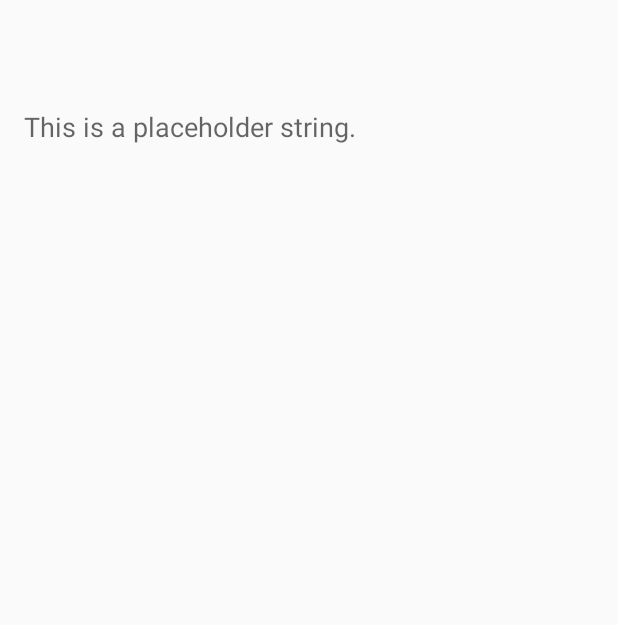
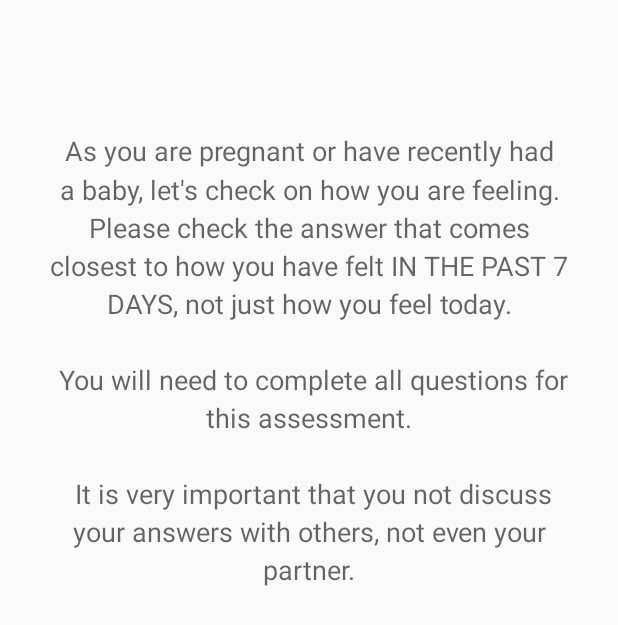
Before and after one commit to jestacio/baby-blues-monitor-android, an Android app: the EPDSInstructionsPageFragment screen opened directly, with no data from a screen before it, on a phone screen of 412 x 824 dp. Shown: the top 625 px of the screen. Run offline under Robolectric (Android 15) with nearby library versions, the phone set to English and light mode, and no system bars.

Commit message:
3 implemented page fragment for instructions and example question

```diff
--- a/app/src/main/AndroidManifest.xml
+++ b/app/src/main/AndroidManifest.xml
@@ -20,7 +20,7 @@
         </activity>
         <activity
             android:name=".ui.assess.EPDSAssessmentActivity"
-            android:label="@string/edps_assessment_name">
+            android:label="@string/epds_assessment_name">
         </activity>
     </application>
 
--- a/app/src/main/java/com/sugarpie/babyblues/logic/assess/EPDSPagerAdapter.kt
+++ b/app/src/main/java/com/sugarpie/babyblues/logic/assess/EPDSPagerAdapter.kt
@@ -4,7 +4,10 @@ import androidx.fragment.app.Fragment
 import androidx.fragment.app.FragmentActivity
 import androidx.viewpager2.adapter.FragmentStateAdapter
 import com.sugarpie.babyblues.Log
-import com.sugarpie.babyblues.ui.assess.ScreenSlidePageFragment
+import com.sugarpie.babyblues.ui.assess.EPDSExampleResponsePageFragment
+import com.sugarpie.babyblues.ui.assess.EPDSInstructionsPageFragment
+import com.sugarpie.babyblues.ui.assess.EPDSQuestionPageFragment
+import com.sugarpie.babyblues.ui.assess.EPDSSubmitPageFragment
 
 /**
  * Pager adapter that represents the questionnaire for the Edinburgh postnatal depression scale
@@ -17,17 +20,25 @@ class EPDSPagerAdapter(fa: FragmentActivity) : FragmentStateAdapter(fa) {
         Log.d(TAG, "createFragment at position $position")
 
         // 0: Instructions
-        // 1-10: Questions
-        // 11: Submit
+        // 1: Example Response
+        // 2-11: Questions
+        // 12: Submit
         return when (position) {
-            0 -> ScreenSlidePageFragment() // todo implement different fragment for this
-            11 -> ScreenSlidePageFragment() // todo implement different fragment for this
-            else -> ScreenSlidePageFragment()
+            0 -> EPDSInstructionsPageFragment()
+            1 -> EPDSExampleResponsePageFragment()
+            11 -> EPDSSubmitPageFragment()
+            else -> EPDSQuestionPageFragment(position) // 10 questions
         }
     }
 
     companion object {
         const val TAG = "EPDSPagerAdapter"
-        const val NUM_PAGES = 11
+        const val NUM_PAGES = 13
+
+        /**
+         * Number of pages before the first question. Used to shift position for indexing questions
+         * in the EPDSQuestionPageFragment class.
+         */
+        const val OFFSET_QUESTIONS = 2
     }
 }
--- a/app/src/main/java/com/sugarpie/babyblues/ui/assess/ScreenSlidePageFragment.kt
+++ b/app/src/main/java/com/sugarpie/babyblues/ui/assess/EPDSInstructionsPageFragment.kt
@@ -7,11 +7,11 @@ import android.view.ViewGroup
 import androidx.fragment.app.Fragment
 import com.sugarpie.babyblues.R
 
-class ScreenSlidePageFragment : Fragment() {
+class EPDSInstructionsPageFragment : Fragment() {
 
     override fun onCreateView(
         inflater: LayoutInflater,
         container: ViewGroup?,
         savedInstanceState: Bundle?
-    ): View = inflater.inflate(R.layout.fragment_screen_slide_page, container, false)
+    ): View = inflater.inflate(R.layout.fragment_edps_instructions_page, container, false)
 }
--- /dev/null
+++ b/app/src/main/res/layout/fragment_edps_instructions_page.xml
@@ -0,0 +1,19 @@
+<!-- fragment_edps_question_pagee.xml -->
+<ScrollView xmlns:android="http://schemas.android.com/apk/res/android"
+    android:id="@+id/content"
+    android:layout_width="match_parent"
+    android:layout_height="match_parent" >
+
+    <TextView
+        style="?android:textAppearanceMedium"
+        android:layout_width="match_parent"
+        android:layout_height="wrap_content"
+        android:layout_marginStart="@dimen/activity_horizontal_margin"
+        android:layout_marginTop="@dimen/activity_vertical_margin"
+        android:layout_marginEnd="@dimen/activity_horizontal_margin"
+        android:layout_marginBottom="@dimen/activity_vertical_margin"
+        android:gravity="center"
+        android:lineSpacingMultiplier="1.2"
+        android:padding="16dp"
+        android:text="@string/epds_instructions" />
+</ScrollView>
--- a/app/src/main/res/layout/fragment_screen_slide_page.xml
+++ b/app/src/main/res/layout/fragment_edps_submit_page.xml
@@ -1,4 +1,4 @@
-<!-- fragment_screen_slide_page.xml -->
+<!-- fragment_edps_question_pagee.xml -->
 <ScrollView xmlns:android="http://schemas.android.com/apk/res/android"
     android:id="@+id/content"
     android:layout_width="match_parent"
--- a/app/src/main/res/values/strings.xml
+++ b/app/src/main/res/values/strings.xml
@@ -1,7 +1,29 @@
 <resources>
+    <!-- main activity -->
     <string name="app_name">Baby Blues Monitor</string>
-    <string name="edps_assessment_name">Edinburgh Postnatal Depression Scale</string>
     <string name="title_home">Home</string>
     <string name="title_settings">Settings</string>
     <string name="title_history">History</string>
+
+    <!-- EPDS Assessment -->
+    <string name="epds_assessment_name">Edinburgh Postnatal Depression Scale</string>
+    <string name="epds_instructions">As you are pregnant or have recently had a baby, let\'s check
+        on how you are feeling. Please check the answer that comes closest to how you have felt IN
+        THE PAST 7 DAYS, not just how you feel today.\n\n
+
+        You will need to complete all questions for this assessment.\n\n
+
+        It is very important that you not discuss your answers with others, not even your partner.
+    </string>
+    <string name="epds_inthepastsevendays">In the past 7 days:</string>
+    <string name="epds_example_inthepastsevendays">Here is an example, already completed.\n\nIn the
+        past 7 days:</string>
+    <string name="epds_example_question">I have felt happy</string>
+    <string name="epds_example_response0">Yes, all the time</string>
+    <string name="epds_example_response1">Yes, most of the time</string>
+    <string name="epds_example_response2">No, not very often</string>
+    <string name="epds_example_response3">No, not at all</string>
+    <string name="epds_example_explanation">This would mean: \"I have felt happy most of the time\"
+        during the past week.\n\nPlease complete the other questions in the same way.
+    </string>
 </resources>
```
Also changed, not shown: app/src/main/java/com/sugarpie/babyblues/logic/assess/EPDSExampleController.kt (added, +23 -0 lines), app/src/main/java/com/sugarpie/babyblues/ui/assess/EPDSExampleResponsePageFragment.kt (added, +41 -0 lines), app/src/main/java/com/sugarpie/babyblues/ui/assess/EPDSQuestionPageFragment.kt (added, +34 -0 lines), app/src/main/java/com/sugarpie/babyblues/ui/assess/EPDSSubmitPageFragment.kt (added, +17 -0 lines), app/src/main/res/layout/fragment_edps_example_response_page.xml (added, +76 -0 lines), app/src/main/res/layout/fragment_edps_question_page.xml (added, +65 -0 lines).
